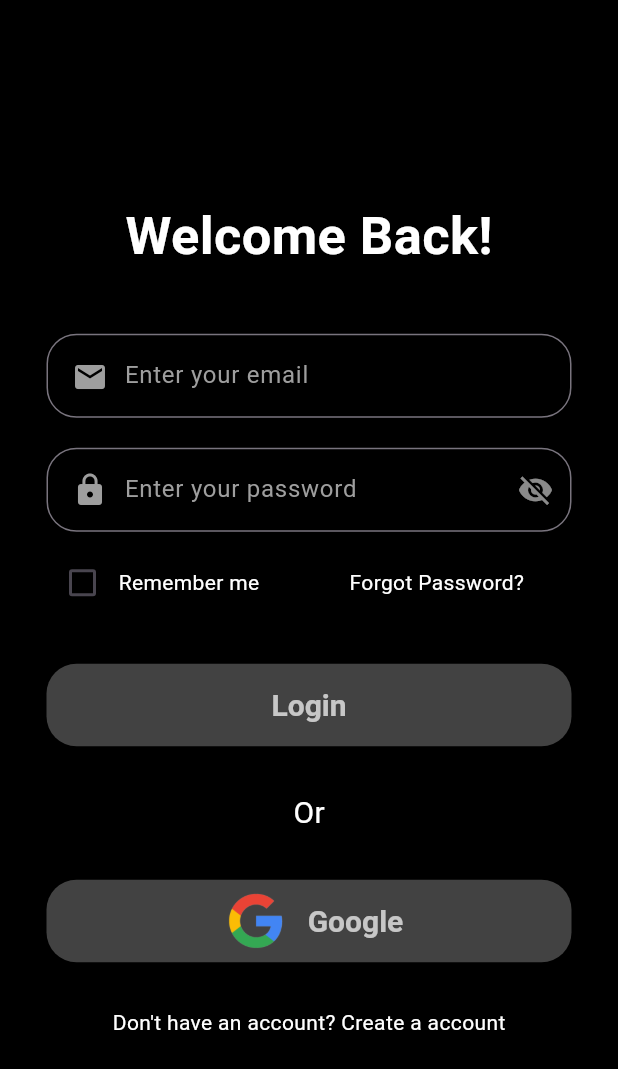
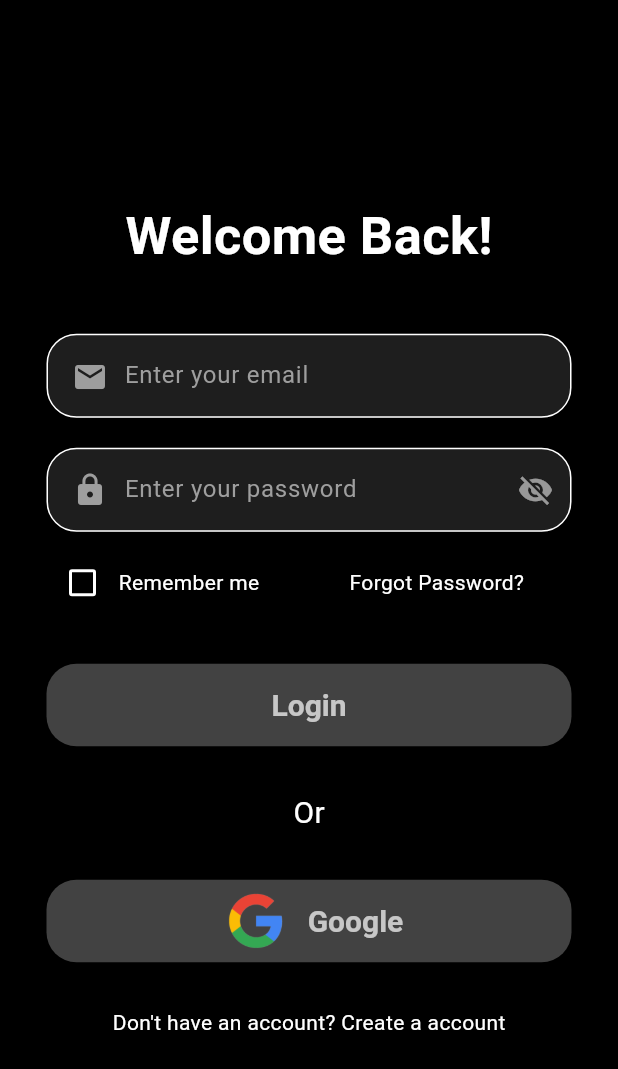
Before and after one commit to karkisaroj/Welness, a Flutter app: the screen it shows after launch, on a phone screen of 412 x 824 dp. Shown: the top 1069 px of the screen. Run offline on Flutter 3.47's test engine with Material 3 defaults, Android fonts, the phone set to English and light mode, and no system bars; Roboto replaces fonts that are missing (Poppins).

Commit message:
made changes in the theme

```diff
--- a/lib/WelnessApp.dart
+++ b/lib/WelnessApp.dart
@@ -1,21 +1,64 @@
 import 'package:flutter/material.dart';
-
-import 'AuthUI/login_screen.dart';
-import 'AuthUI/signup_screen.dart';
+import 'package:welness/AuthUI/login_screen.dart';
+import 'package:welness/UserUI/HomeUI.dart';
 
 
 class WelnessApp extends StatelessWidget {
   const WelnessApp({super.key});
 
-
   @override
   Widget build(BuildContext context) {
     return MaterialApp(
-      title: 'Welness app',
       debugShowCheckedModeBanner: false,
-      theme: ThemeData(),
-      home: login_screen(),
+      theme: ThemeData(
+        fontFamily: 'Poppins',
+        scaffoldBackgroundColor: Colors.black,
+        colorScheme: const ColorScheme.dark(
+          secondary: Color(0xFF262626),
+        ),
+        iconButtonTheme: IconButtonThemeData(
+          style: ButtonStyle(
+            iconColor: WidgetStateProperty.all(Colors.white),
+          ),
+        ),
+        iconTheme: const IconThemeData(color: Colors.white),
+        appBarTheme: const AppBarTheme(
+          backgroundColor: Colors.black,
+          titleTextStyle: TextStyle(fontSize: 20, color: Colors.white),
+        ),
+        bottomSheetTheme: const BottomSheetThemeData(
+          backgroundColor: Colors.black,
+          elevation: 3,
+        ),
+        inputDecorationTheme: const InputDecorationTheme(
+          filled: true,
+          fillColor: Color(0xFF1E1E1E),
+          border: OutlineInputBorder(
+            borderSide: BorderSide.none,
+            borderRadius: BorderRadius.all(Radius.circular(12)),
+          ),
+          hintStyle: TextStyle(color: Colors.grey),
+        ),
+        timePickerTheme: const TimePickerThemeData(
+          backgroundColor: Color(0xFF1E1E1E),
+          hourMinuteTextColor: Color(0xFF1E1E1E),
+          hourMinuteColor: Colors.grey,
+          dayPeriodTextColor: Colors.white70,
+          dialBackgroundColor: Colors.black,
+          dialHandColor: Colors.white,
+          dialTextColor: Colors.white,
+          entryModeIconColor: Colors.white,
+          helpTextStyle: TextStyle(color: Colors.white),
+          shape: RoundedRectangleBorder(
+            borderRadius: BorderRadius.all(Radius.circular(24)),
+          ),
+        ),
+        textTheme: const TextTheme(
+          bodyMedium: TextStyle(color: Colors.white),
+        ),
+        hoverColor: Colors.transparent,
+      ),
+      home: const login_screen(), // Change to your desired start page
     );
   }
-
 }
```
Also changed, not shown: pubspec.yaml (+4 -3 lines), img.png (added), img_1.png (added), 1 other file.
